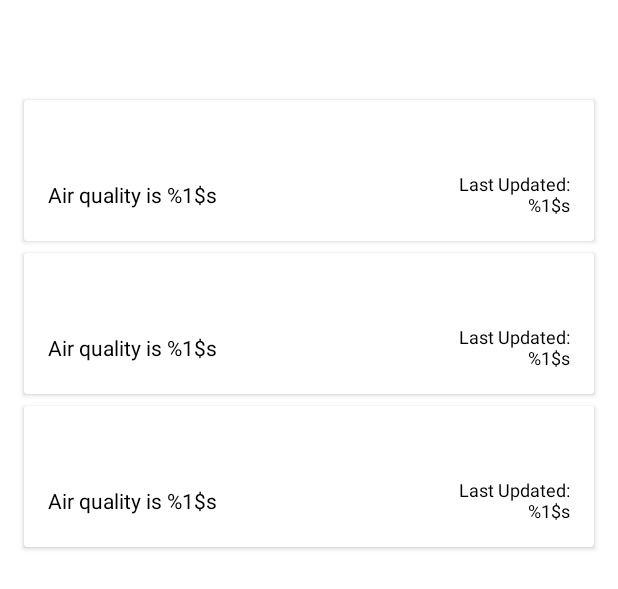
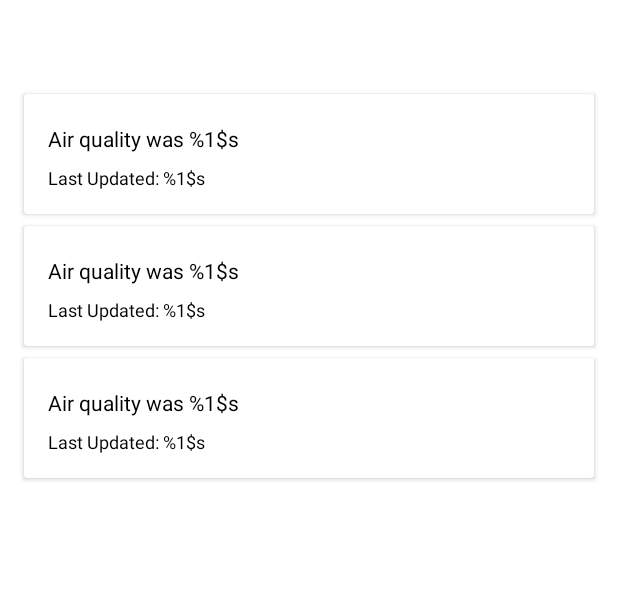
Before and after one commit to jb-github123/AQIMonitor, an Android app: the layout fragment_city_aqi_data.xml on its own in the app's theme, with its tools: preview values and no code run, on a phone screen of 412 x 824 dp. Shown: the top 589 px of the screen. Run offline under Robolectric (Android 15) with nearby library versions, the phone set to English and light mode, and no system bars.

Commit message:
city wise aqi data ui screen updated

```diff
--- a/app/src/main/java/com/example/aqimonitor/ui/citywisedata/CityAQIDataFragment.kt
+++ b/app/src/main/java/com/example/aqimonitor/ui/citywisedata/CityAQIDataFragment.kt
@@ -15,7 +15,6 @@ import com.example.aqimonitor.database.model.CityAQIData
 import com.example.aqimonitor.helpers.AQIGradeFormatter
 import com.example.aqimonitor.helpers.StringFormatter
 import com.example.aqimonitor.ui.citywisedata.adapter.CityAQIDataListAdapter
-import com.example.aqimonitor.ui.home.adapter.CityListAdapter
 
 class CityAQIDataFragment : Fragment() {
 
--- a/app/src/main/java/com/example/aqimonitor/ui/citywisedata/adapter/CityAQIDataListAdapter.kt
+++ b/app/src/main/java/com/example/aqimonitor/ui/citywisedata/adapter/CityAQIDataListAdapter.kt
@@ -16,7 +16,6 @@ class CityAQIDataListAdapter(
 ) : RecyclerView.Adapter<CityAQIDataListAdapter.ViewHolder>() {
 
     inner class ViewHolder(itemView: View) : RecyclerView.ViewHolder(itemView) {
-        val textViewCity: TextView = itemView.findViewById(R.id.textViewCity)
         val textViewHintMessage: TextView = itemView.findViewById(R.id.textViewHintMessage)
         val textViewCurrentAQI: TextView = itemView.findViewById(R.id.textViewCurrentAQI)
         val textViewLastUpdated: TextView = itemView.findViewById(R.id.textViewLastUpdated)
@@ -24,7 +23,7 @@ class CityAQIDataListAdapter(
 
     override fun onCreateViewHolder(parent: ViewGroup, viewType: Int): ViewHolder {
         val view = LayoutInflater.from(parent.context)
-            .inflate(R.layout.recycler_view_row_city_list, parent, false)
+            .inflate(R.layout.recycler_view_row_city_aqi_data, parent, false)
         return ViewHolder(view)
     }
 
@@ -32,9 +31,8 @@ class CityAQIDataListAdapter(
         val aqiValue =
             StringFormatter.getDoubleFormatterWithTwoDecimals(list[position].currentAQI.toDouble())
 
-        holder.textViewCity.text = list[position].cityName
         holder.textViewHintMessage.text = holder.itemView.context.getString(
-            R.string.text_air_quality,
+            R.string.text_air_quality_was,
             AQIGradeFormatter.getAQIHintHighlights(aqiValue)
         )
         holder.textViewCurrentAQI.text = aqiValue
@@ -46,7 +44,7 @@ class CityAQIDataListAdapter(
             )
         )
         holder.textViewLastUpdated.text = holder.itemView.context.getString(
-            R.string.text_last_updated,
+            R.string.text_last_updated_single_line_placeholder,
             DateFormatter.getFormattedTimestamp(list[position].lastUpdated)
         )
     }
--- a/app/src/main/res/layout/recycler_view_row_city_aqi_data.xml
+++ b/app/src/main/res/layout/recycler_view_row_city_aqi_data.xml
@@ -5,8 +5,9 @@
     android:layout_width="match_parent"
     android:layout_height="wrap_content"
     android:layout_marginStart="@dimen/activity_horizontal_margin"
-    android:layout_marginTop="@dimen/standard_margin"
-    android:layout_marginEnd="@dimen/activity_vertical_margin">
+    android:layout_marginTop="@dimen/standard_margin_half"
+    android:layout_marginEnd="@dimen/activity_vertical_margin"
+    android:layout_marginBottom="@dimen/standard_margin_half">
 
     <androidx.constraintlayout.widget.ConstraintLayout
         android:layout_width="match_parent"
@@ -15,15 +16,34 @@
         android:padding="@dimen/standard_margin_x2">
 
         <TextView
-            android:id="@+id/textViewCity"
+            android:id="@+id/textViewHintMessage"
             android:layout_width="0dp"
             android:layout_height="wrap_content"
-            android:textSize="20sp"
-            android:textStyle="bold"
+            android:layout_marginTop="@dimen/standard_margin_half"
+            app:layout_constraintBottom_toTopOf="@id/textViewLastUpdated"
             app:layout_constraintEnd_toStartOf="@id/textViewCurrentAQI"
             app:layout_constraintStart_toStartOf="parent"
             app:layout_constraintTop_toTopOf="parent"
-            tools:text="@tools:sample/cities" />
+            tools:text="@string/text_air_quality_was" />
+
+        <TextView
+            android:id="@+id/textViewLastUpdated"
+            android:layout_width="0dp"
+            android:layout_height="wrap_content"
+            android:layout_marginTop="@dimen/standard_margin"
+            android:textSize="@dimen/smaller_font"
+            app:layout_constraintBottom_toBottomOf="parent"
+            app:layout_constraintEnd_toStartOf="@id/textViewCurrentAQI"
+            app:layout_constraintStart_toStartOf="parent"
+            app:layout_constraintTop_toBottomOf="@id/textViewHintMessage"
+            tools:text="@string/text_last_updated_single_line_placeholder" />
+
+        <androidx.constraintlayout.widget.Barrier
+            android:id="@+id/barrier1"
+            android:layout_width="wrap_content"
+            android:layout_height="wrap_content"
+            app:barrierDirection="right"
+            app:constraint_referenced_ids="textViewHintMessage,textViewLastUpdated" />
 
         <TextView
             android:id="@+id/textViewCurrentAQI"
@@ -32,42 +52,11 @@
             android:gravity="end"
             android:textSize="20sp"
             android:textStyle="bold"
+            app:layout_constraintBottom_toBottomOf="parent"
             app:layout_constraintEnd_toEndOf="parent"
-            app:layout_constraintHorizontal_bias="1"
-            app:layout_constraintStart_toEndOf="@id/textViewCity"
             app:layout_constraintTop_toTopOf="parent"
             tools:text="@tools:sample/us_zipcodes" />
 
-        <androidx.constraintlayout.widget.Barrier
-            android:id="@+id/barrier1"
-            android:layout_width="wrap_content"
-            android:layout_height="wrap_content"
-            app:barrierDirection="bottom"
-            app:constraint_referenced_ids="textViewCurrentAQI,textViewCity" />
-
-        <TextView
-            android:id="@+id/textViewHintMessage"
-            android:layout_width="0dp"
-            android:layout_height="wrap_content"
-            android:layout_marginTop="@dimen/standard_margin_half"
-            app:layout_constraintBottom_toBottomOf="parent"
-            app:layout_constraintEnd_toStartOf="@id/textViewLastUpdated"
-            app:layout_constraintStart_toStartOf="parent"
-            app:layout_constraintTop_toBottomOf="@id/barrier1"
-            tools:text="@string/text_air_quality" />
-
-        <TextView
-            android:id="@+id/textViewLastUpdated"
-            android:layout_width="0dp"
-            android:layout_height="wrap_content"
-            android:layout_marginTop="@dimen/standard_margin_half"
-            android:gravity="end"
-            android:textSize="@dimen/smaller_font"
-            app:layout_constraintBottom_toBottomOf="parent"
-            app:layout_constraintEnd_toEndOf="parent"
-            app:layout_constraintStart_toEndOf="@id/textViewHintMessage"
-            app:layout_constraintTop_toBottomOf="@id/barrier1"
-            tools:text="@string/text_last_updated" />
 
     </androidx.constraintlayout.widget.ConstraintLayout>
 
--- a/app/src/main/res/values/strings.xml
+++ b/app/src/main/res/values/strings.xml
@@ -12,6 +12,8 @@
     <string name="menu_slideshow">Slideshow</string>
 
     <string name="text_last_updated">Last Updated:\n%1$s</string>
+    <string name="text_last_updated_single_line_placeholder">Last Updated: %1$s</string>
 
     <string name="text_air_quality">Air quality is %1$s</string>
+    <string name="text_air_quality_was">Air quality was %1$s</string>
 </resources>
```
